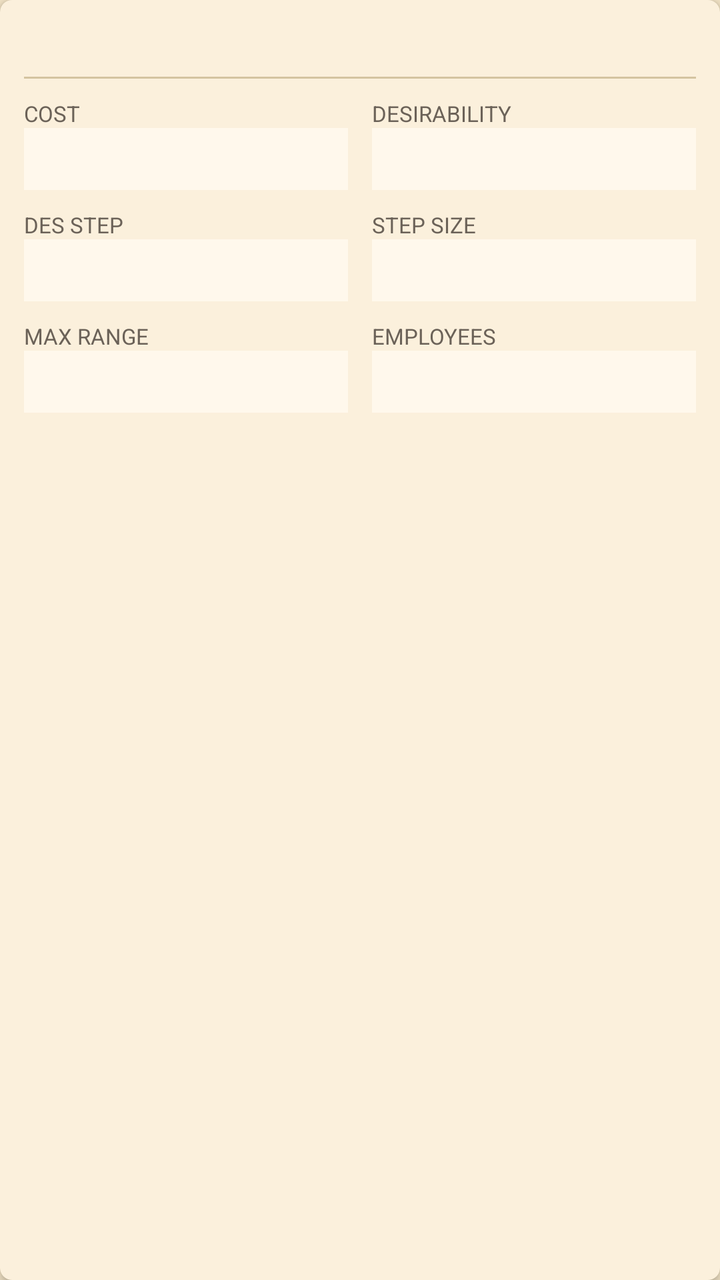
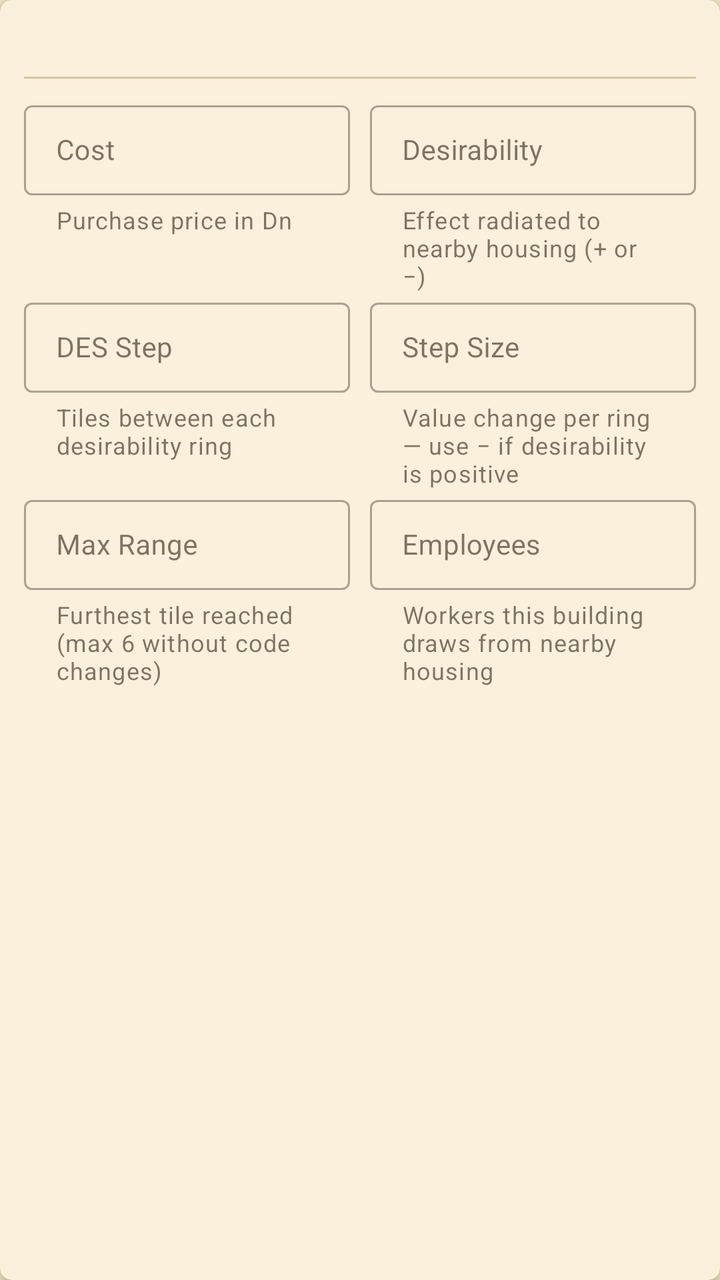

An Android layout rendered at two revisions. The XML below is the earlier revision; the diff shows what the commit changed to produce the second picture.
<!-- AndroidManifest.xml: application theme Theme.CaesarEditor -->
<!-- res/layout/item_building.xml -->
<?xml version="1.0" encoding="utf-8"?>
<androidx.cardview.widget.CardView
    xmlns:android="http://schemas.android.com/apk/res/android"
    xmlns:app="http://schemas.android.com/apk/res-auto"
    android:layout_width="match_parent"
    android:layout_height="wrap_content"
    android:layout_marginStart="12dp"
    android:layout_marginEnd="12dp"
    android:layout_marginTop="5dp"
    android:layout_marginBottom="5dp"
    app:cardBackgroundColor="@color/card_background"
    app:cardCornerRadius="6dp"
    app:cardElevation="3dp">

    <LinearLayout
        android:layout_width="match_parent"
        android:layout_height="wrap_content"
        android:orientation="vertical"
        android:padding="12dp">

        
        <TextView
            android:id="@+id/tv_building_name"
            android:layout_width="match_parent"
            android:layout_height="wrap_content"
            android:textSize="15sp"
            android:textStyle="bold"
            android:textColor="@color/terracotta_dark"
            android:paddingBottom="6dp" />

        
        <View
            android:layout_width="match_parent"
            android:layout_height="1dp"
            android:background="@color/divider"
            android:layout_marginBottom="10dp" />

        
        <LinearLayout
            android:layout_width="match_parent"
            android:layout_height="wrap_content"
            android:orientation="horizontal"
            android:layout_marginBottom="10dp">

            <LinearLayout
                android:layout_width="0dp"
                android:layout_height="wrap_content"
                android:layout_weight="1"
                android:orientation="vertical"
                android:layout_marginEnd="6dp">
                <TextView style="@style/CaesarLabel"
                    android:layout_width="wrap_content"
                    android:layout_height="wrap_content"
                    android:text="@string/label_cost" />
                <EditText
                    android:id="@+id/et_cost"
                    android:layout_width="match_parent"
                    android:layout_height="wrap_content"
                    android:inputType="numberSigned"
                    android:textColor="@color/ink"
                    android:textSize="14sp"
                    android:background="@color/field_background"
                    android:paddingStart="8dp" android:paddingEnd="8dp"
                    android:paddingTop="6dp"   android:paddingBottom="6dp"
                    android:singleLine="true" />
            </LinearLayout>

            <LinearLayout
                android:layout_width="0dp"
                android:layout_height="wrap_content"
                android:layout_weight="1"
                android:orientation="vertical"
                android:layout_marginStart="6dp">
                <TextView style="@style/CaesarLabel"
                    android:layout_width="wrap_content"
                    android:layout_height="wrap_content"
                    android:text="@string/label_desirability" />
                <EditText
                    android:id="@+id/et_desirability"
                    android:layout_width="match_parent"
                    android:layout_height="wrap_content"
                    android:inputType="numberSigned"
                    android:textColor="@color/ink"
                    android:textSize="14sp"
                    android:background="@color/field_background"
                    android:paddingStart="8dp" android:paddingEnd="8dp"
                    android:paddingTop="6dp"   android:paddingBottom="6dp"
                    android:singleLine="true" />
            </LinearLayout>

        </LinearLayout>

        
        <LinearLayout
            android:layout_width="match_parent"
            android:layout_height="wrap_content"
            android:orientation="horizontal"
            android:layout_marginBottom="10dp">

            <LinearLayout
                android:layout_width="0dp"
                android:layout_height="wrap_content"
                android:layout_weight="1"
                android:orientation="vertical"
                android:layout_marginEnd="6dp">
                <TextView style="@style/CaesarLabel"
                    android:layout_width="wrap_content"
                    android:layout_height="wrap_content"
                    android:text="@string/label_des_step" />
                <EditText
                    android:id="@+id/et_des_step"
                    android:layout_width="match_parent"
                    android:layout_height="wrap_content"
                    android:inputType="numberSigned"
                    android:textColor="@color/ink"
                    android:textSize="14sp"
                    android:background="@color/field_background"
                    android:paddingStart="8dp" android:paddingEnd="8dp"
                    android:paddingTop="6dp"   android:paddingBottom="6dp"
                    android:singleLine="true" />
            </LinearLayout>

            <LinearLayout
                android:layout_width="0dp"
                android:layout_height="wrap_content"
                android:layout_weight="1"
                android:orientation="vertical"
                android:layout_marginStart="6dp">
                <TextView style="@style/CaesarLabel"
                    android:layout_width="wrap_content"
                    android:layout_height="wrap_content"
                    android:text="@string/label_des_step_size" />
                <EditText
                    android:id="@+id/et_des_step_size"
                    android:layout_width="match_parent"
                    android:layout_height="wrap_content"
                    android:inputType="numberSigned"
                    android:textColor="@color/ink"
                    android:textSize="14sp"
                    android:background="@color/field_background"
                    android:paddingStart="8dp" android:paddingEnd="8dp"
                    android:paddingTop="6dp"   android:paddingBottom="6dp"
                    android:singleLine="true" />
            </LinearLayout>

        </LinearLayout>

        
        <LinearLayout
            android:layout_width="match_parent"
            android:layout_height="wrap_content"
            android:orientation="horizontal">

            <LinearLayout
                android:layout_width="0dp"
                android:layout_height="wrap_content"
                android:layout_weight="1"
                android:orientation="vertical"
                android:layout_marginEnd="6dp">
                <TextView style="@style/CaesarLabel"
                    android:layout_width="wrap_content"
                    android:layout_height="wrap_content"
                    android:text="@string/label_des_range" />
                <EditText
                    android:id="@+id/et_des_range"
                    android:layout_width="match_parent"
                    android:layout_height="wrap_content"
                    android:inputType="numberSigned"
                    android:textColor="@color/ink"
                    android:textSize="14sp"
                    android:background="@color/field_background"
                    android:paddingStart="8dp" android:paddingEnd="8dp"
                    android:paddingTop="6dp"   android:paddingBottom="6dp"
                    android:singleLine="true" />
            </LinearLayout>

            <LinearLayout
                android:layout_width="0dp"
                android:layout_height="wrap_content"
                android:layout_weight="1"
                android:orientation="vertical"
                android:layout_marginStart="6dp">
                <TextView style="@style/CaesarLabel"
                    android:layout_width="wrap_content"
                    android:layout_height="wrap_content"
                    android:text="@string/label_employees" />
                <EditText
                    android:id="@+id/et_employees"
                    android:layout_width="match_parent"
                    android:layout_height="wrap_content"
                    android:inputType="numberSigned"
                    android:textColor="@color/ink"
                    android:textSize="14sp"
                    android:background="@color/field_background"
                    android:paddingStart="8dp" android:paddingEnd="8dp"
                    android:paddingTop="6dp"   android:paddingBottom="6dp"
                    android:singleLine="true" />
            </LinearLayout>

        </LinearLayout>

    </LinearLayout>

</androidx.cardview.widget.CardView>
<!-- resources referenced by this layout -->
<resources>
  <color name="card_background">#FBF0DC</color>
  <color name="divider">#D4C4A0</color>
  <color name="field_background">#FFF8EC</color>
  <color name="ink">#2C1F0E</color>
  <color name="terracotta_dark">#8B3A1D</color>
  <string name="label_cost">Cost</string>
  <string name="label_des_range">Max Range</string>
  <string name="label_des_step">DES Step</string>
  <string name="label_des_step_size">Step Size</string>
  <string name="label_desirability">Desirability</string>
  <string name="label_employees">Employees</string>
  <style name="CaesarLabel">
          <item name="android:textColor">@color/stone_dark</item>
          <item name="android:textSize">11sp</item>
          <item name="android:textAllCaps">true</item>
      </style>
  <style name="Theme.CaesarEditor" parent="Theme.MaterialComponents.Light.NoActionBar">
          <item name="colorPrimary">@color/terracotta</item>
          <item name="colorPrimaryDark">@color/terracotta_dark</item>
          <item name="colorAccent">@color/gold</item>
          <item name="android:windowBackground">@color/parchment</item>
          <item name="colorSurface">@color/card_background</item>
          <item name="colorOnSurface">@color/ink</item>
          <item name="colorOnPrimary">@color/white</item>
      </style>
  <color name="stone_dark">#6B6258</color>
  <color name="terracotta">#C0522A</color>
  <color name="gold">#C8A84B</color>
  <color name="parchment">#F5E6C8</color>
  <color name="white">#FFFFFF</color>
</resources>

<!-- the commit's change to res/layout/item_building.xml (unified diff, before → after) -->
@@ -16,7 +16,10 @@
         android:layout_width="match_parent"
         android:layout_height="wrap_content"
         android:orientation="vertical"
-        android:padding="12dp">
+        android:paddingStart="12dp"
+        android:paddingEnd="12dp"
+        android:paddingTop="12dp"
+        android:paddingBottom="8dp">
 
         
         <TextView
@@ -28,120 +31,55 @@
             android:textColor="@color/terracotta_dark"
             android:paddingBottom="6dp" />
 
-        
         <View
             android:layout_width="match_parent"
             android:layout_height="1dp"
             android:background="@color/divider"
-            android:layout_marginBottom="10dp" />
+            android:layout_marginBottom="8dp" />
 
         
         <LinearLayout
             android:layout_width="match_parent"
             android:layout_height="wrap_content"
-            android:orientation="horizontal"
-            android:layout_marginBottom="10dp">
+            android:orientation="horizontal">
 
-            <LinearLayout
+            <com.google.android.material.textfield.TextInputLayout
+                style="@style/Widget.MaterialComponents.TextInputLayout.OutlinedBox.Dense"
                 android:layout_width="0dp"
                 android:layout_height="wrap_content"
                 android:layout_weight="1"
-                android:orientation="vertical"
-                android:layout_marginEnd="6dp">
-                <TextView style="@style/CaesarLabel"
-                    android:layout_width="wrap_content"
-                    android:layout_height="wrap_content"
-                    android:text="@string/label_cost" />
-                <EditText
+                android:layout_marginEnd="5dp"
+                android:hint="@string/label_cost"
+                app:helperText="@string/helper_cost"
+                app:helperTextEnabled="true">
+                <com.google.android.material.textfield.TextInputEditText
                     android:id="@+id/et_cost"
                     android:layout_width="match_parent"
                     android:layout_height="wrap_content"
                     android:inputType="numberSigned"
                     android:textColor="@color/ink"
                     android:textSize="14sp"
-                    android:background="@color/field_background"
-                    android:paddingStart="8dp" android:paddingEnd="8dp"
-                    android:paddingTop="6dp"   android:paddingBottom="6dp"
                     android:singleLine="true" />
-            </LinearLayout>
+            </com.google.android.material.textfield.TextInputLayout>
 
-            <LinearLayout
+            <com.google.android.material.textfield.TextInputLayout
+                style="@style/Widget.MaterialComponents.TextInputLayout.OutlinedBox.Dense"
                 android:layout_width="0dp"
                 android:layout_height="wrap_content"
                 android:layout_weight="1"
-                android:orientation="vertical"
-                android:layout_marginStart="6dp">
-                <TextView style="@style/CaesarLabel"
-                    android:layout_width="wrap_content"
-                    android:layout_height="wrap_content"
-                    android:text="@string/label_desirability" />
-                <EditText
+                android:layout_marginStart="5dp"
+                android:hint="@string/label_desirability"
+                app:helperText="@string/helper_desirability"
+                app:helperTextEnabled="true">
+                <com.google.android.material.textfield.TextInputEditText
                     android:id="@+id/et_desirability"
                     android:layout_width="match_parent"
                     android:layout_height="wrap_content"
                     android:inputType="numberSigned"
                     android:textColor="@color/ink"
                     android:textSize="14sp"
-                    android:background="@color/field_background"
-                    android:paddingStart="8dp" android:paddingEnd="8dp"
-                    android:paddingTop="6dp"   android:paddingBottom="6dp"
                     android:singleLine="true" />
-            </LinearLayout>
-
-        </LinearLayout>
-
-        
-        <LinearLayout
-            android:layout_width="match_parent"
-            android:layout_height="wrap_content"
-            android:orientation="horizontal"
-            android:layout_marginBottom="10dp">
-
-            <LinearLayout
-                android:layout_width="0dp"
-                android:layout_height="wrap_content"
-                android:layout_weight="1"
-                android:orientation="vertical"
-                android:layout_marginEnd="6dp">
-                <TextView style="@style/CaesarLabel"
-                    android:layout_width="wrap_content"
-                    android:layout_height="wrap_content"
-                    android:text="@string/label_des_step" />
-                <EditText
-                    android:id="@+id/et_des_step"
-                    android:layout_width="match_parent"
-                    android:layout_height="wrap_content"
-                    android:inputType="numberSigned"
-                    android:textColor="@color/ink"
-                    android:textSize="14sp"
-                    android:background="@color/field_background"
-                    android:paddingStart="8dp" android:paddingEnd="8dp"
-                    android:paddingTop="6dp"   android:paddingBottom="6dp"
-                    android:singleLine="true" />
-            </LinearLayout>
-
-            <LinearLayout
-                android:layout_width="0dp"
-                android:layout_height="wrap_content"
-                android:layout_weight="1"
-                android:orientation="vertical"
-                android:layout_marginStart="6dp">
-                <TextView style="@style/CaesarLabel"
-                    android:layout_width="wrap_content"
-                    android:layout_height="wrap_content"
-                    android:text="@string/label_des_step_size" />
-                <EditText
-                    android:id="@+id/et_des_step_size"
-                    android:layout_width="match_parent"
-                    android:layout_height="wrap_content"
-                    android:inputType="numberSigned"
-                    android:textColor="@color/ink"
-                    android:textSize="14sp"
-                    android:background="@color/field_background"
-                    android:paddingStart="8dp" android:paddingEnd="8dp"
-                    android:paddingTop="6dp"   android:paddingBottom="6dp"
-                    android:singleLine="true" />
-            </LinearLayout>
+            </com.google.android.material.textfield.TextInputLayout>
 
         </LinearLayout>
 
@@ -151,51 +89,89 @@
             android:layout_height="wrap_content"
             android:orientation="horizontal">
 
-            <LinearLayout
+            <com.google.android.material.textfield.TextInputLayout
+                style="@style/Widget.MaterialComponents.TextInputLayout.OutlinedBox.Dense"
                 android:layout_width="0dp"
                 android:layout_height="wrap_content"
                 android:layout_weight="1"
-                android:orientation="vertical"
-                android:layout_marginEnd="6dp">
-                <TextView style="@style/CaesarLabel"
-                    android:layout_width="wrap_content"
+                android:layout_marginEnd="5dp"
+                android:hint="@string/label_des_step"
+                app:helperText="@string/helper_des_step"
+                app:helperTextEnabled="true">
+                <com.google.android.material.textfield.TextInputEditText
+                    android:id="@+id/et_des_step"
+                    android:layout_width="match_parent"
                     android:layout_height="wrap_content"
-                    android:text="@string/label_des_range" />
-                <EditText
+                    android:inputType="numberSigned"
+                    android:textColor="@color/ink"
+                    android:textSize="14sp"
+                    android:singleLine="true" />
+            </com.google.android.material.textfield.TextInputLayout>
+
+            <com.google.android.material.textfield.TextInputLayout
+                style="@style/Widget.MaterialComponents.TextInputLayout.OutlinedBox.Dense"
+                android:layout_width="0dp"
+                android:layout_height="wrap_content"
+                android:layout_weight="1"
+                android:layout_marginStart="5dp"
+                android:hint="@string/label_des_step_size"
+                app:helperText="@string/helper_des_step_size"
+                app:helperTextEnabled="true">
+                <com.google.android.material.textfield.TextInputEditText
+                    android:id="@+id/et_des_step_size"
+                    android:layout_width="match_parent"
+                    android:layout_height="wrap_content"
+                    android:inputType="numberSigned"
+                    android:textColor="@color/ink"
+                    android:textSize="14sp"
+                    android:singleLine="true" />
+            </com.google.android.material.textfield.TextInputLayout>
+
+        </LinearLayout>
+
+        
+        <LinearLayout
+            android:layout_width="match_parent"
+            android:layout_height="wrap_content"
+            android:orientation="horizontal">
+
+            <com.google.android.material.textfield.TextInputLayout
+                style="@style/Widget.MaterialComponents.TextInputLayout.OutlinedBox.Dense"
+                android:layout_width="0dp"
+                android:layout_height="wrap_content"
+                android:layout_weight="1"
+                android:layout_marginEnd="5dp"
+                android:hint="@string/label_des_range"
+                app:helperText="@string/helper_des_range"
+                app:helperTextEnabled="true">
+                <com.google.android.material.textfield.TextInputEditText
                     android:id="@+id/et_des_range"
                     android:layout_width="match_parent"
                     android:layout_height="wrap_content"
                     android:inputType="numberSigned"
                     android:textColor="@color/ink"
                     android:textSize="14sp"
-                    android:background="@color/field_background"
-                    android:paddingStart="8dp" android:paddingEnd="8dp"
-                    android:paddingTop="6dp"   android:paddingBottom="6dp"
                     android:singleLine="true" />
-            </LinearLayout>
+            </com.google.android.material.textfield.TextInputLayout>
 
-            <LinearLayout
+            <com.google.android.material.textfield.TextInputLayout
+                style="@style/Widget.MaterialComponents.TextInputLayout.OutlinedBox.Dense"
                 android:layout_width="0dp"
                 android:layout_height="wrap_content"
                 android:layout_weight="1"
-                android:orientation="vertical"
-                android:layout_marginStart="6dp">
-                <TextView style="@style/CaesarLabel"
-                    android:layout_width="wrap_content"
-                    android:layout_height="wrap_content"
-                    android:text="@string/label_employees" />
-                <EditText
+                android:layout_marginStart="5dp"
+                android:hint="@string/label_employees"
+                app:helperText="@string/helper_employees"
+                app:helperTextEnabled="true">
+                <com.google.android.material.textfield.TextInputEditText
                     android:id="@+id/et_employees"
                     android:layout_width="match_parent"
                     android:layout_height="wrap_content"
                     android:inputType="numberSigned"
                     android:textColor="@color/ink"
                     android:textSize="14sp"
-                    android:background="@color/field_background"
-                    android:paddingStart="8dp" android:paddingEnd="8dp"
-                    android:paddingTop="6dp"   android:paddingBottom="6dp"
                     android:singleLine="true" />
-            </LinearLayout>
+            </com.google.android.material.textfield.TextInputLayout>
 
         </LinearLayout>
 
<!-- resource entries referenced after the edit -->
@@ -2,20 +2,20 @@
 <resources>
   <color name="card_background">#FBF0DC</color>
   <color name="divider">#D4C4A0</color>
-  <color name="field_background">#FFF8EC</color>
   <color name="ink">#2C1F0E</color>
   <color name="terracotta_dark">#8B3A1D</color>
+  <string name="helper_cost">Purchase price in Dn</string>
+  <string name="helper_des_range">Furthest tile reached (max 6 without code changes)</string>
+  <string name="helper_des_step">Tiles between each desirability ring</string>
+  <string name="helper_des_step_size">Value change per ring — use − if desirability is positive</string>
+  <string name="helper_desirability">Effect radiated to nearby housing (+ or −)</string>
+  <string name="helper_employees">Workers this building draws from nearby housing</string>
   <string name="label_cost">Cost</string>
   <string name="label_des_range">Max Range</string>
   <string name="label_des_step">DES Step</string>
   <string name="label_des_step_size">Step Size</string>
   <string name="label_desirability">Desirability</string>
   <string name="label_employees">Employees</string>
-  <style name="CaesarLabel">
-          <item name="android:textColor">@color/stone_dark</item>
-          <item name="android:textSize">11sp</item>
-          <item name="android:textAllCaps">true</item>
-      </style>
   <style name="Theme.CaesarEditor" parent="Theme.MaterialComponents.Light.NoActionBar">
           <item name="colorPrimary">@color/terracotta</item>
           <item name="colorPrimaryDark">@color/terracotta_dark</item>
@@ -25,7 +25,6 @@
           <item name="colorOnSurface">@color/ink</item>
           <item name="colorOnPrimary">@color/white</item>
       </style>
-  <color name="stone_dark">#6B6258</color>
   <color name="terracotta">#C0522A</color>
   <color name="gold">#C8A84B</color>
   <color name="parchment">#F5E6C8</color>
